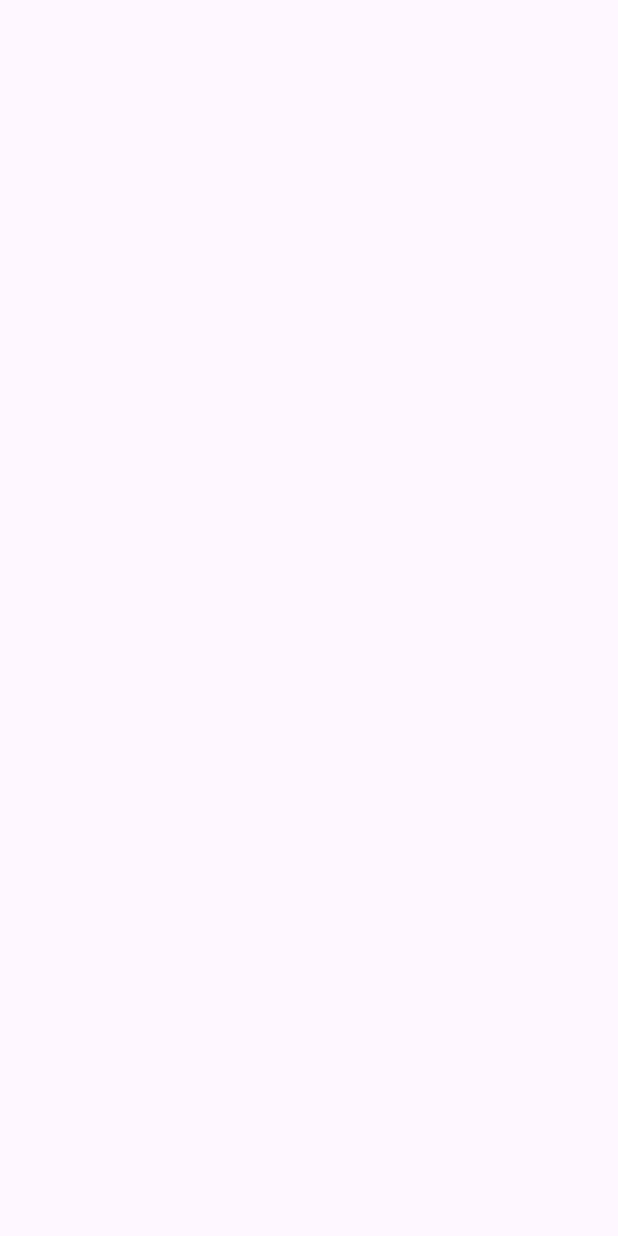
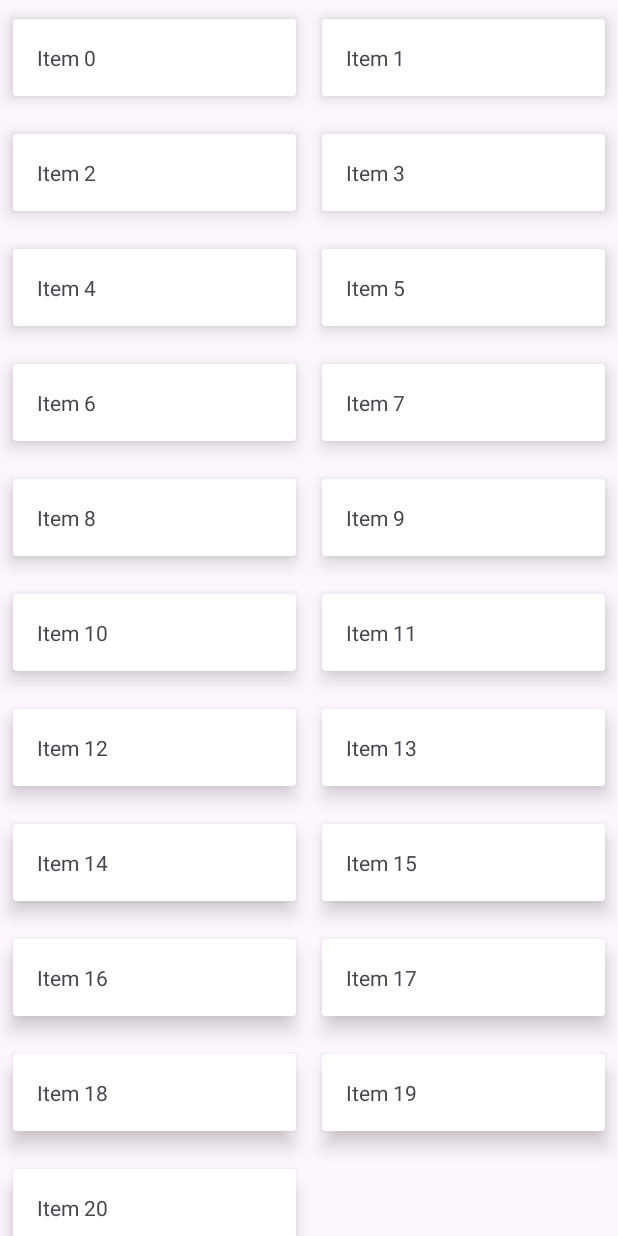
Before and after one commit to TranTrongNghia1609/BT14_03_25_Retrofit, an Android app: the screen it shows after launch (MainActivity before the commit, RecyclerViewActivity after it), on a phone screen of 412 x 824 dp. Before the commit the screen is empty. Run offline under Robolectric (Android 15) with nearby library versions, the phone set to English and light mode, and no system bars.

Commit message:
Chưa có volley

```diff
--- a/app/src/main/java/vn/iotstar/bt14_03_2025/MainActivity.java
+++ b/app/src/main/java/vn/iotstar/bt14_03_2025/MainActivity.java
@@ -2,6 +2,7 @@ package vn.iotstar.bt14_03_2025;
 
 import android.os.Bundle;
 import android.util.Log;
+import android.widget.Button;
 
 import androidx.activity.EdgeToEdge;
 import androidx.appcompat.app.AppCompatActivity;
@@ -23,6 +24,7 @@ public class MainActivity extends AppCompatActivity {
     CategoryAdapter categoryAdapter;
     List<Category> cateList;
     APIService apiService;
+    Button btn_recylerview, btn_AsynTask;
 
     @Override
     protected void onCreate(Bundle savedInstanceState) {
--- /dev/null
+++ b/app/src/main/java/vn/iotstar/bt14_03_2025/RecyclerViewActivity.java
@@ -0,0 +1,86 @@
+package vn.iotstar.bt14_03_2025;
+
+import android.os.Bundle;
+import android.os.Handler;
+
+import androidx.annotation.NonNull;
+import androidx.appcompat.app.AppCompatActivity;
+import androidx.recyclerview.widget.GridLayoutManager;
+import androidx.recyclerview.widget.LinearLayoutManager;
+import androidx.recyclerview.widget.RecyclerView;
+
+import java.util.ArrayList;
+
+public class RecyclerViewActivity extends AppCompatActivity {
+    RecyclerView recyclerView;
+    RecyclerViewAdapter recyclerViewAdapter;
+    ArrayList<String> rowsArrayList = new ArrayList<>();
+    boolean isLoading = false;
+    @Override
+    protected void onCreate(Bundle savedInstanceState) {
+        super.onCreate(savedInstanceState);
+        setContentView(R.layout.activity_recycler_view);
+        recyclerView = findViewById(R.id.recyclerView);
+        populateData();
+        initAdapter();
+        initScrollListener();
+
+    }
+    private void populateData() {
+        int i = 0;
+        while (i < 10) {
+            rowsArrayList.add("Item " + i);
+            i++;
+        }
+    }
+    private void initAdapter() {
+        recyclerViewAdapter = new RecyclerViewAdapter (rowsArrayList);
+        recyclerView.setHasFixedSize(true);
+        recyclerView.setLayoutManager (new GridLayoutManager(getApplicationContext(), 2));
+        recyclerView.setAdapter (recyclerViewAdapter);
+    }
+    private void initScrollListener() {
+        recyclerView.addOnScrollListener(new RecyclerView.OnScrollListener() {
+            @Override
+            public void onScrollStateChanged(@NonNull RecyclerView recyclerView, int newState) {
+                super.onScrollStateChanged(recyclerView, newState);
+            }
+
+            @Override
+            public void onScrolled(@NonNull RecyclerView recyclerView, int dx, int dy) {
+                super.onScrolled(recyclerView, dx, dy);
+                LinearLayoutManager linearLayoutManager= (LinearLayoutManager)recyclerView.getLayoutManager();
+                if (!isLoading) {
+                    if (linearLayoutManager != null
+                            && linearLayoutManager.findLastCompletelyVisibleItemPosition() == rowsArrayList.size() - 1)
+                    {
+//bottom of list!
+                        loadMore();
+                        isLoading = true;
+                    }
+                }
+            }
+        });
+    }
+    private void loadMore() {
+        rowsArrayList.add(null);
+        recyclerViewAdapter.notifyItemInserted (rowsArrayList.size() -1);
+        Handler handler = new Handler();
+        handler.postDelayed(new Runnable() {
+            @Override
+            public void run() {
+                rowsArrayList.remove(rowsArrayList.size()- 1);
+                int scrollPosition = rowsArrayList.size();
+                recyclerViewAdapter.notifyItemRemoved (scrollPosition);
+                int currentSize = scrollPosition;
+                int nextLimit =currentSize + 10;
+                while (currentSize -1 < nextLimit) {
+                    rowsArrayList.add("Item "+ currentSize);
+                    currentSize++;
+                }
+                recyclerViewAdapter.notifyDataSetChanged();
+                isLoading = false;
+            }
+        },  2000);
+    }
+}
--- /dev/null
+++ b/app/src/main/java/vn/iotstar/bt14_03_2025/RecyclerViewAdapter.java
@@ -0,0 +1,72 @@
+package vn.iotstar.bt14_03_2025;
+import android.view.LayoutInflater;
+import android.view.View;
+import android.view.ViewGroup;
+import android.widget.ImageView;
+import android.widget.ProgressBar;
+import android.widget.TextView;
+import android.widget.Toast;
+import androidx.recyclerview.widget.RecyclerView;
+
+import androidx.annotation.NonNull;
+
+import java.util.List;
+public class RecyclerViewAdapter extends RecyclerView.Adapter<RecyclerView.ViewHolder>{
+    private final int VIEW_TYPE_ITEM = 0;
+    private final int VIEW_TYPE_LOADING = 1;
+    public List<String> mItemList;
+    private class ItemViewHolder extends RecyclerView.ViewHolder {
+        TextView tvItem;
+        public ItemViewHolder (@NonNull View itemView) {
+            super(itemView);
+            tvItem =itemView.findViewById(R.id.tvItem);
+        }
+    }
+    private class LoadingViewHolder extends RecyclerView.ViewHolder {
+        ProgressBar progressBar;
+        public LoadingViewHolder(@NonNull View itemView) {
+            super(itemView);
+            progressBar= itemView.findViewById(R.id.progressBar);
+        }
+    }
+    public RecyclerViewAdapter(List<String> itemList) {
+        mItemList = itemList;
+    }
+    @NonNull
+    @Override
+    public RecyclerView.ViewHolder onCreateViewHolder(@NonNull ViewGroup parent, int viewType) {
+        if (viewType == VIEW_TYPE_ITEM) {
+            View view = LayoutInflater.from(parent.getContext()).inflate(R.layout.item_row, parent, false);
+            return new ItemViewHolder(view);
+        } else if (viewType == VIEW_TYPE_LOADING) {
+            View view = LayoutInflater.from(parent.getContext()).inflate(R.layout.loading_row, parent, false); // Đảm bảo bạn có layout loading_row.xml
+            return new LoadingViewHolder(view);
+        }
+        return null;
+    }
+    @Override
+    public void onBindViewHolder (@NonNull RecyclerView.ViewHolder viewHolder, int position) {
+        if (viewHolder instanceof ItemViewHolder) {
+            populateItemRows((ItemViewHolder) viewHolder, position);
+        }
+        else if (viewHolder instanceof LoadingViewHolder) {
+            showLoadingView((LoadingViewHolder) viewHolder, position);
+        }
+    }
+    @Override
+    public int getItemCount() {
+        return mItemList == null ?0 : mItemList.size();
+    }
+    @Override
+    public int getItemViewType(int position) {
+        return mItemList.get(position) == null ? VIEW_TYPE_LOADING: VIEW_TYPE_ITEM;
+    }
+
+    private void showLoadingView(LoadingViewHolder viewHolder, int position) {
+        //ProgressBar would be displayed
+    }
+    private void populateItemRows(ItemViewHolder viewHolder, int position) {
+        String item= mItemList.get(position);
+        viewHolder.tvItem.setText(item);
+    }
+}
--- /dev/null
+++ b/app/src/main/res/layout/activity_recycler_view.xml
@@ -0,0 +1,18 @@
+<?xml version="1.0" encoding="utf-8"?>
+<androidx.constraintlayout.widget.ConstraintLayout xmlns:android="http://schemas.android.com/apk/res/android"
+    xmlns:app="http://schemas.android.com/apk/res-auto"
+    xmlns:tools="http://schemas.android.com/tools"
+    android:id="@+id/main"
+    android:layout_width="match_parent"
+    android:layout_height="match_parent"
+    tools:context=".RecyclerViewActivity">
+    <androidx.recyclerview.widget.RecyclerView
+        android:id="@+id/recyclerView"
+        android:layout_width="match_parent"
+        android:layout_height="match_parent"
+        app:layout_constraintBottom_toBottomOf="parent"
+        app:layout_constraintLeft_toLeftOf="parent"
+        app:layout_constraintRight_toRightOf="parent"
+        app:layout_constraintTop_toTopOf="parent" />
+
+</androidx.constraintlayout.widget.ConstraintLayout>
--- /dev/null
+++ b/app/src/main/res/layout/item_row.xml
@@ -0,0 +1,17 @@
+<androidx.cardview.widget.CardView
+    android:layout_width="match_parent"
+    android:layout_height="wrap_content"
+    xmlns:app="http://schemas.android.com/apk/res-auto"
+    app:cardElevation="8dp"
+    app:cardUseCompatPadding="true"
+    app:layout_constraintEnd_toEndOf="parent"
+    app:layout_constraintStart_toStartOf="parent"
+    app:layout_constraintTop_toTopOf="parent"
+    xmlns:android="http://schemas.android.com/apk/res/android">
+    <TextView
+        android:id="@+id/tvItem"
+        android:layout_width="match_parent"
+        android:layout_height="wrap_content"
+        android:padding="16dp"
+        android:text="Item X" />
+</androidx.cardview.widget.CardView>
--- /dev/null
+++ b/app/src/main/res/layout/loading_row.xml
@@ -0,0 +1,6 @@
+<?xml version="1.0" encoding="utf-8"?>
+<androidx.constraintlayout.widget.ConstraintLayout xmlns:android="http://schemas.android.com/apk/res/android"
+    android:layout_width="match_parent"
+    android:layout_height="match_parent">
+
+</androidx.constraintlayout.widget.ConstraintLayout>
```
Also changed, not shown: app/src/main/AndroidManifest.xml (+8 -0 lines), app/src/main/java/vn/iotstar/bt14_03_2025/AsyncTaskActivity.java (added, +24 -0 lines), app/src/main/java/vn/iotstar/bt14_03_2025/MyAsyncTask.java (added, +52 -0 lines), app/src/main/res/layout/activity_async_task.xml (added, +43 -0 lines), app/src/main/res/layout/item_progressbar.xml (added, +8 -0 lines), app/src/main/res/layout/text.xml (added, +42 -0 lines).
